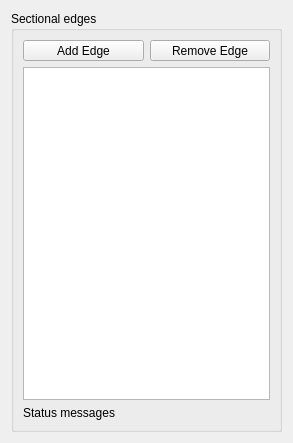
The window that src/Mod/Surface/Gui/TaskSections.ui (southseact-3d/fcd) describes before a commit, drawn with Qt 5.
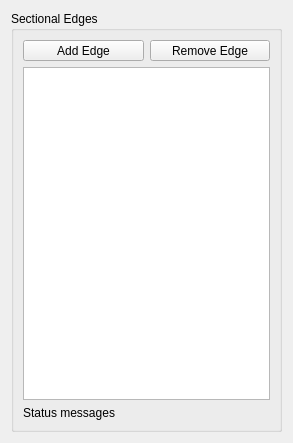
The same window after the commit.

What changed in the file:
```diff
--- a/src/Mod/Surface/Gui/TaskSections.ui
+++ b/src/Mod/Surface/Gui/TaskSections.ui
@@ -21,7 +21,7 @@
 that is, the surface will be forced to pass through these edges.</string>
      </property>
      <property name="title">
-      <string>Sectional edges</string>
+      <string>Sectional Edges</string>
      </property>
      <layout class="QGridLayout" name="gridLayout">
       <item row="0" column="0" colspan="2">
```
Left out of the diff: 4 changed lines with no effect on the pictures.
